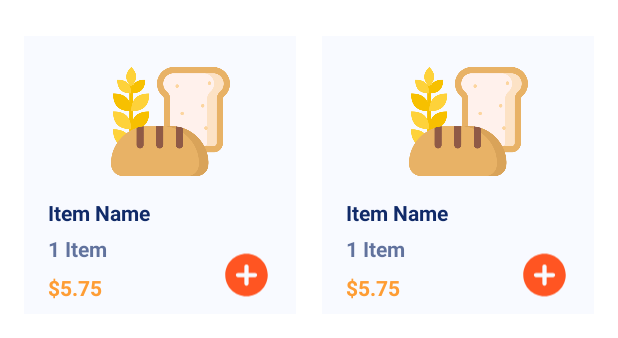
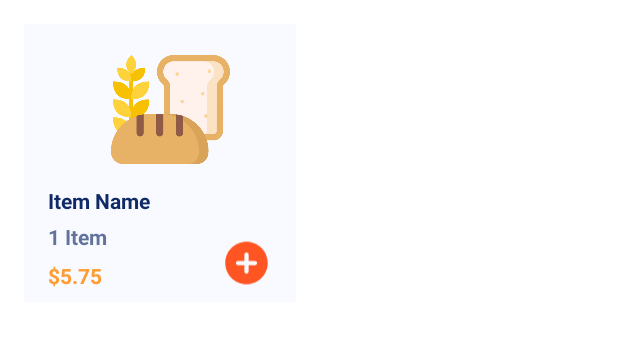
Before and after one commit to sevenwhiteclouds/happydays, an Android app: the layout home_item.xml on its own in the app's theme, with its tools: preview values and no code run, on a phone screen of 412 x 824 dp. Shown: the top 338 px of the screen. Run offline under Robolectric (Android 15) with nearby library versions, the phone set to English and light mode, and no system bars.

Commit message:
home page done. just need cart stuff

```diff
--- a/app/src/main/res/layout/home_item.xml
+++ b/app/src/main/res/layout/home_item.xml
@@ -2,7 +2,7 @@
 <androidx.constraintlayout.widget.ConstraintLayout xmlns:android="http://schemas.android.com/apk/res/android"
     xmlns:app="http://schemas.android.com/apk/res-auto"
     xmlns:tools="http://schemas.android.com/tools"
-    android:layout_width="match_parent"
+    android:layout_width="wrap_content"
     android:layout_height="wrap_content">
 
     <RelativeLayout
@@ -10,9 +10,12 @@
         android:layout_width="181dp"
         android:layout_height="185dp"
         android:layout_marginStart="16dp"
-        android:layout_marginTop="24dp"
+        android:layout_marginTop="16dp"
+        android:layout_marginEnd="16dp"
+        android:layout_marginBottom="16dp"
         android:background="@color/white"
         app:layout_constraintBottom_toBottomOf="parent"
+        app:layout_constraintEnd_toEndOf="parent"
         app:layout_constraintStart_toStartOf="parent"
         app:layout_constraintTop_toTopOf="parent">
 
@@ -75,77 +78,4 @@
 
     </RelativeLayout>
 
-    <RelativeLayout
-        android:id="@+id/recycle_view_layout_right"
-        android:layout_width="181dp"
-        android:layout_height="185dp"
-        android:layout_marginTop="24dp"
-        android:layout_marginEnd="16dp"
-        android:background="@color/white"
-        app:layout_constraintBottom_toBottomOf="parent"
-        app:layout_constraintEnd_toEndOf="parent"
-        app:layout_constraintHorizontal_bias="1.0"
-        app:layout_constraintStart_toEndOf="@+id/recycle_view_layout_left"
-        app:layout_constraintTop_toTopOf="parent"
-        app:layout_constraintVertical_bias="0.0">
-
-        <ImageView
-            android:id="@+id/recycle_item_picture_right"
-            android:layout_width="79dp"
-            android:layout_height="95dp"
-            android:layout_alignParentTop="true"
-            android:layout_alignParentEnd="true"
-            android:layout_marginTop="9dp"
-            android:layout_marginEnd="44dp"
-            app:srcCompat="@drawable/bread" />
-
-        <TextView
-            android:id="@+id/recycle_item_name_right"
-            android:layout_width="wrap_content"
-            android:layout_height="wrap_content"
-            android:layout_alignParentStart="true"
-            android:layout_alignParentBottom="true"
-            android:layout_marginStart="16dp"
-            android:layout_marginBottom="58dp"
-            android:text="Item Name"
-            android:textColor="#102A68"
-            android:textStyle="bold" />
-
-        <TextView
-            android:id="@+id/recycle_item_denomination_right"
-            android:layout_width="wrap_content"
-            android:layout_height="wrap_content"
-            android:layout_alignParentStart="true"
-            android:layout_alignParentBottom="true"
-            android:layout_marginStart="16dp"
-            android:layout_marginBottom="34dp"
-            android:text="1 Item"
-            android:textColor="#A6102A68"
-            android:textStyle="bold" />
-
-        <TextView
-            android:id="@+id/recycle_item_price_right"
-            android:layout_width="wrap_content"
-            android:layout_height="wrap_content"
-            android:layout_alignParentStart="true"
-            android:layout_alignParentBottom="true"
-            android:layout_marginStart="16dp"
-            android:layout_marginBottom="8dp"
-            android:text="$5.75"
-            android:textColor="@color/main"
-            android:textStyle="bold" />
-
-        <ImageView
-            android:id="@+id/recycle_item_add_button_right"
-            android:layout_width="34dp"
-            android:layout_height="36dp"
-            android:layout_alignParentTop="true"
-            android:layout_alignParentEnd="true"
-            android:layout_marginTop="141dp"
-            android:layout_marginEnd="16dp"
-            app:srcCompat="@drawable/ic_round_add_circle_24"
-            app:tint="@color/secondary" />
-
-    </RelativeLayout>
-
 </androidx.constraintlayout.widget.ConstraintLayout>
```
Also changed, not shown: app/src/main/java/com/kdub/happydays/HomeFragment.java (+30 -30 lines), app/src/main/java/com/kdub/happydays/HomeItemsAdapter.java (+17 -2 lines), app/src/main/java/com/kdub/happydays/MainActivity.java (+18 -4 lines).
